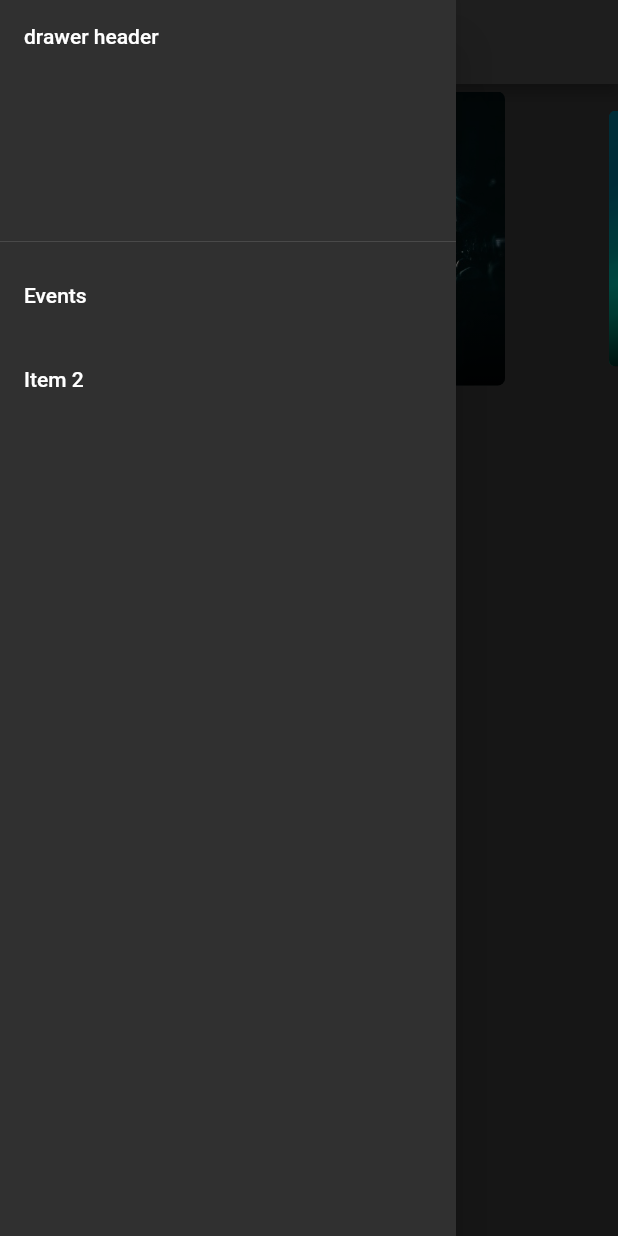
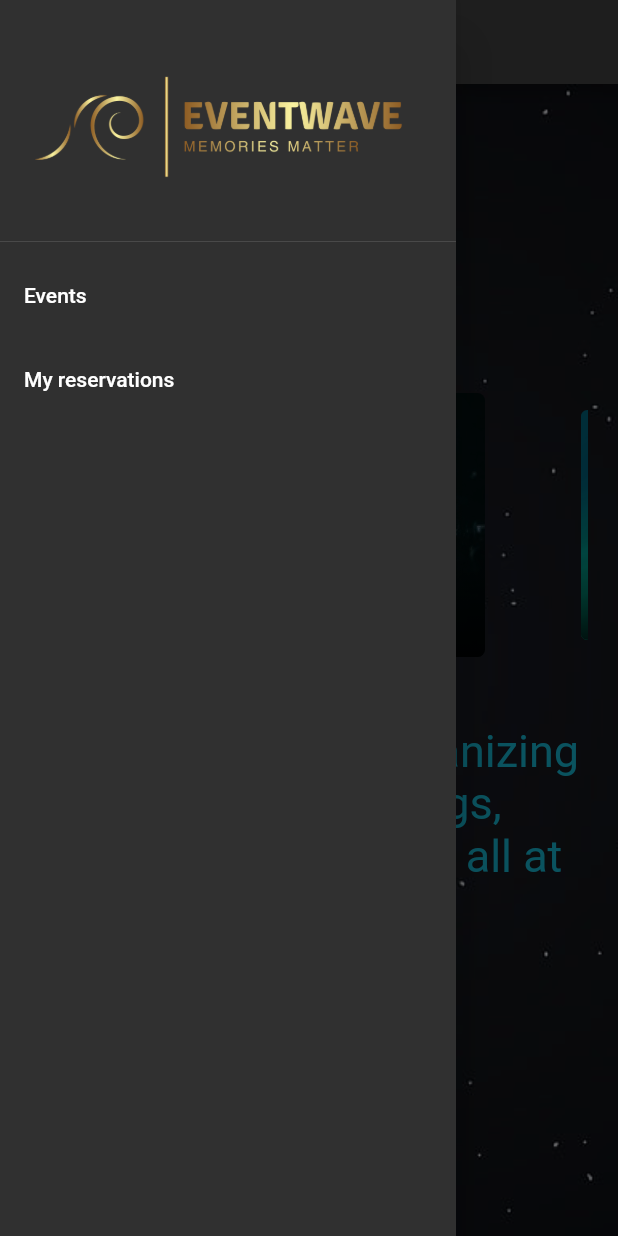
Before and after one commit to IO2-team-3/mobile_app, a Flutter app: the screen it shows after launch, with the side drawer open, on a phone screen of 412 x 824 dp. Run offline on Flutter 3.47's test engine with Material 2 defaults, Android fonts, the phone set to English and light mode, and no system bars; drawn by our look-alikes of carousel_slider.

Commit message:
add visuals

```diff
--- a/lib/models/slideshow_info.dart
+++ b/lib/models/slideshow_info.dart
@@ -1,27 +1,11 @@
-import 'dart:convert';
+class SlideshowInfo {
+  final String id;
+  final String photo;
+  final String text;
 
-class SlideshowInfo {
-  late String id;
-  late String photo;
-  late String text;
-
-  SlideshowInfo({required this.id, required this.photo, required this.text});
-
-  SlideshowInfo.fromJson(Map<String, dynamic> json) {
-    id = json['id'];
-    photo = json['photo'];
-    text = json['text'];
-  }
-
-  Map<String, dynamic> toJson() {
-    final Map<String, dynamic> data = {};
-    data['id'] = id;
-    data['photo'] = photo;
-    data['text'] = text;
-    return data;
-  }
+  const SlideshowInfo({
+    required this.id,
+    required this.photo,
+    required this.text,
+  });
 }
-
-List<SlideshowInfo> slideShowInfoListFromJson(String str) =>
-    List<SlideshowInfo>.from(
-        json.decode(str).map((x) => SlideshowInfo.fromJson(x)));
--- a/lib/views/carousel.dart
+++ b/lib/views/carousel.dart
@@ -1,34 +1,13 @@
 import 'package:flutter/material.dart';
 import 'package:carousel_slider/carousel_slider.dart';
 import 'package:mobile_app/models/slideshow_info.dart';
-import 'package:mobile_app/services/slideshow_service.dart';
+import 'package:mobile_app/views/constants.dart' as constants;
 
-class Carousel extends StatefulWidget {
-  final SlideshowService slideshowService;
-
-  const Carousel({super.key, required this.slideshowService});
-
-  @override
-  State<Carousel> createState() => _CarouselState();
-}
-
-class _CarouselState extends State<Carousel> {
-  late Future<List<SlideshowInfo>> _infos;
-
-  @override
-  void initState() {
-    super.initState();
-    _infos = widget.slideshowService.fetchSlideshowInfosList();
-  }
+class Carousel extends StatelessWidget {
+  const Carousel({super.key});
 
   @override
   Widget build(BuildContext context) {
-    return FutureBuilder<List<SlideshowInfo>>(
-      future: _infos,
-      builder: (context, snapshot) {
-        if (snapshot.hasData) {
-          final imgList = snapshot.data!;
-          final imageSliders = getImageSliders(imgList);
     return CarouselSlider(
       options: CarouselOptions(
         aspectRatio: 2.0,
@@ -37,12 +16,7 @@ class _CarouselState extends State<Carousel> {
         initialPage: 1,
         autoPlay: true,
       ),
-            items: imageSliders,
-          );
-        } else {
-          return const CircularProgressIndicator();
-        }
-      },
+      items: getImageSliders2(constants.Slideshow.imgList),
     );
   }
 }
@@ -52,6 +26,28 @@ String getPathToSlideshowImg(String imgName) {
 }
 
 List<Widget> getImageSliders(List<SlideshowInfo> imgList) {
+  return imgList
+      .map(
+        (item) => Container(
+          margin: const EdgeInsets.all(5.0),
+          child: ClipRRect(
+            borderRadius: const BorderRadius.all(Radius.circular(5.0)),
+            child: Stack(
+              children: <Widget>[
+                Image(
+                  image: AssetImage(
+                    getPathToSlideshowImg(item.photo),
+                  ),
+                ),
+              ],
+            ),
+          ),
+        ),
+      )
+      .toList();
+}
+
+List<Widget> getImageSliders2(List<SlideshowInfo> imgList) {
   return imgList
       .map(
         (item) => Container(
--- /dev/null
+++ b/lib/views/constants.dart
@@ -0,0 +1,32 @@
+import 'package:mobile_app/models/slideshow_info.dart';
+
+class Slideshow {
+  static const List<SlideshowInfo> imgList = [
+    SlideshowInfo(
+        id: '1',
+        photo: 'event',
+        text: 'Organize an event and show it to the world!'),
+    SlideshowInfo(
+        id: '2',
+        photo: 'concert',
+        text: 'Join the organizers of the best music shows.'),
+    SlideshowInfo(
+        id: '3',
+        photo: 'student',
+        text: 'Gain an audience for your scientific event.'),
+    SlideshowInfo(
+        id: '4',
+        photo: 'business_meeting',
+        text: 'Simplify reservation system for business meeting.'),
+    SlideshowInfo(
+        id: '5',
+        photo: 'stadium',
+        text: 'Let fans join your event and feel sporting excitement.'),
+    SlideshowInfo(
+        id: '6',
+        photo: 'orchestra',
+        text: 'All best cultural events in one place.'),
+    SlideshowInfo(
+        id: '7', photo: 'tickets', text: 'Easy and safe reservation system.'),
+  ];
+}
--- a/lib/views/home_page.dart
+++ b/lib/views/home_page.dart
@@ -1,5 +1,4 @@
 import 'package:flutter/material.dart';
-import 'package:mobile_app/services/slideshow_service.dart';
 import 'package:mobile_app/views/carousel.dart';
 
 class HomePage extends StatelessWidget {
@@ -11,8 +10,33 @@ class HomePage extends StatelessWidget {
       appBar: AppBar(
         title: const Text('EventWave'),
       ),
-      body: Carousel(
-        slideshowService: SlideshowService(),
+      body: Container(
+        decoration: const BoxDecoration(
+          image: DecorationImage(
+            image: AssetImage('assets/img/layout/background.jpg'),
+            fit: BoxFit.cover,
+          ),
+        ),
+        child: Column(
+          mainAxisAlignment: MainAxisAlignment.center,
+          children: [
+            const Padding(
+              padding: EdgeInsets.all(20.0),
+              child: Carousel(),
+            ),
+            Center(
+              child: Container(
+                margin: const EdgeInsets.all(20.0),
+                child: const Text(
+                  "Creating events, organizing business meetings, throwing parties are all at your fingertips!",
+                  style: TextStyle(
+                      color: Color.fromARGB(255, 22, 180, 207), fontSize: 30),
+                  textAlign: TextAlign.center,
+                ),
+              ),
+            )
+          ],
+        ),
       ),
       drawer: const AppMenu(),
     );
@@ -29,8 +53,12 @@ class AppMenu extends StatelessWidget {
     return Drawer(
       child: ListView(
         children: [
-          const DrawerHeader(
-            child: Text('drawer header'),
+          DrawerHeader(
+            child: SizedBox(
+              height: 140,
+              width: MediaQuery.of(context).size.width,
+              child: Image.asset('assets/img/logo/full.png'),
+            ),
           ),
           ListTile(
             title: const Text('Events'),
@@ -39,7 +67,7 @@ class AppMenu extends StatelessWidget {
             },
           ),
           ListTile(
-            title: const Text('Item 2'),
+            title: const Text('My reservations'),
             onTap: () {
               Navigator.pop(context);
             },
--- a/pubspec.yaml
+++ b/pubspec.yaml
@@ -13,6 +13,7 @@ dependencies:
   http: ^0.13.5
   provider: ^6.0.5
   carousel_slider: ^4.2.1
+  intl: ^0.18.0
 
 dev_dependencies:
   flutter_test:
@@ -25,3 +26,5 @@ flutter:
   assets:
     - assets/api/
     - assets/img/slideshow/
+    - assets/img/layout/
+    - assets/img/logo/
```
Also changed, not shown: assets/api/events.json (+162 -2 lines), assets/img/slideshow/slideshow.json (deleted, +0 -37 lines), lib/services/slideshow_service.dart (deleted, +0 -10 lines), lib/views/events_list.dart (+56 -7 lines), assets/img/logo/full.png (added), assets/img/logo/logo_small.png (added), pubspec.lock. Lines whose indentation alone changed are shown as unchanged.
